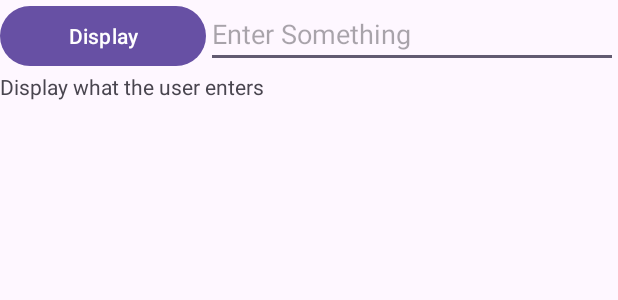
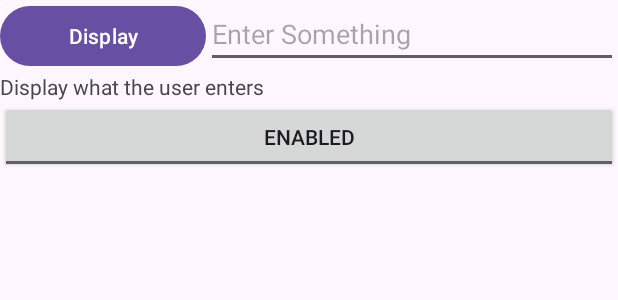
Before and after one commit to riceyan/Week03, an Android app: the layout activity_main.xml on its own in the app's theme, with its tools: preview values and no code run, on a phone screen of 412 x 824 dp. Shown: the top 300 px of the screen. Run offline under Robolectric (Android 15) with nearby library versions, the phone set to English and light mode, and no system bars.

Commit message:
section D commit

```diff
--- a/app/src/main/res/layout/activity_main.xml
+++ b/app/src/main/res/layout/activity_main.xml
@@ -32,6 +32,14 @@
         android:id="@+id/textViewDisplay"
         android:layout_width="wrap_content"
         android:layout_height="wrap_content"
-        android:layout_weight="1"
         android:text="@string/tvDisplay" />
+
+    <ToggleButton
+        android:id="@+id/toggleButtonEnabled"
+        android:layout_width="match_parent"
+        android:layout_height="wrap_content"
+        android:checked="true"
+        android:textOff="@string/disabled"
+        android:textOn="@string/enabled"
+        android:text="ToggleButton" />
 </LinearLayout>
--- a/app/src/main/res/values/strings.xml
+++ b/app/src/main/res/values/strings.xml
@@ -3,4 +3,6 @@
     <string name="buttonDisplay">Display</string>
     <string name="textHint">Enter Something</string>
     <string name="tvDisplay">Display what the user enters</string>
+    <string name="disabled">Disabled</string>
+    <string name="enabled">Enabled</string>
 </resources>
```
Also changed, not shown: app/src/main/java/sg/edu/rp/c346/id21017809/week03/MainActivity.java (+15 -1 lines).
